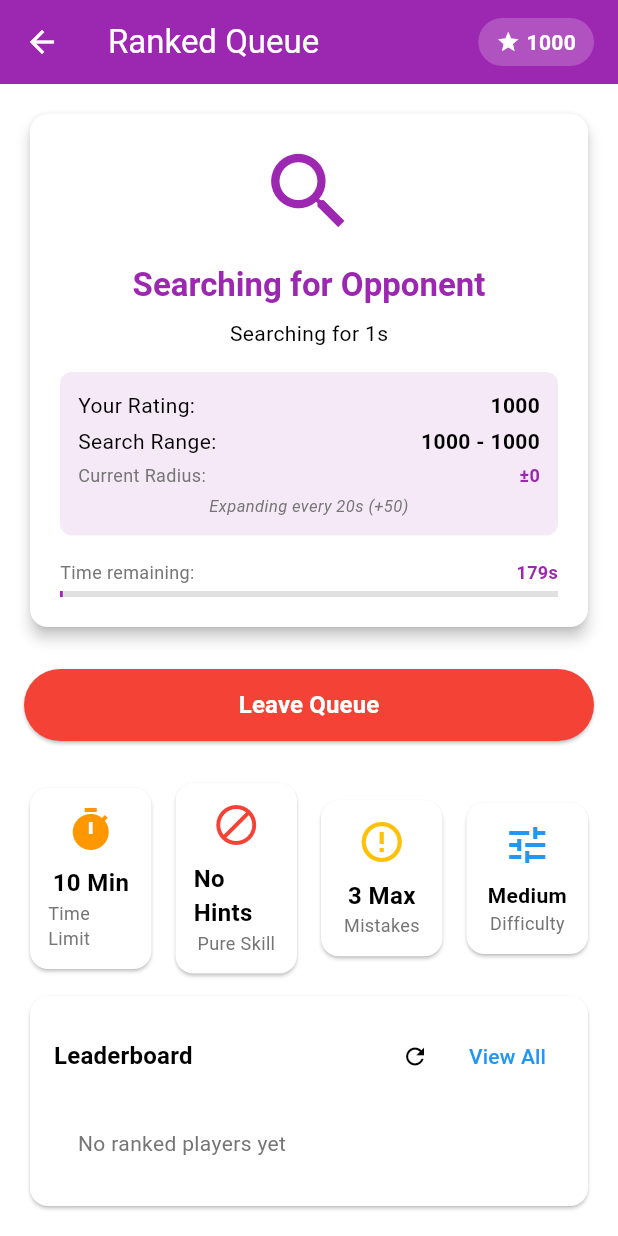
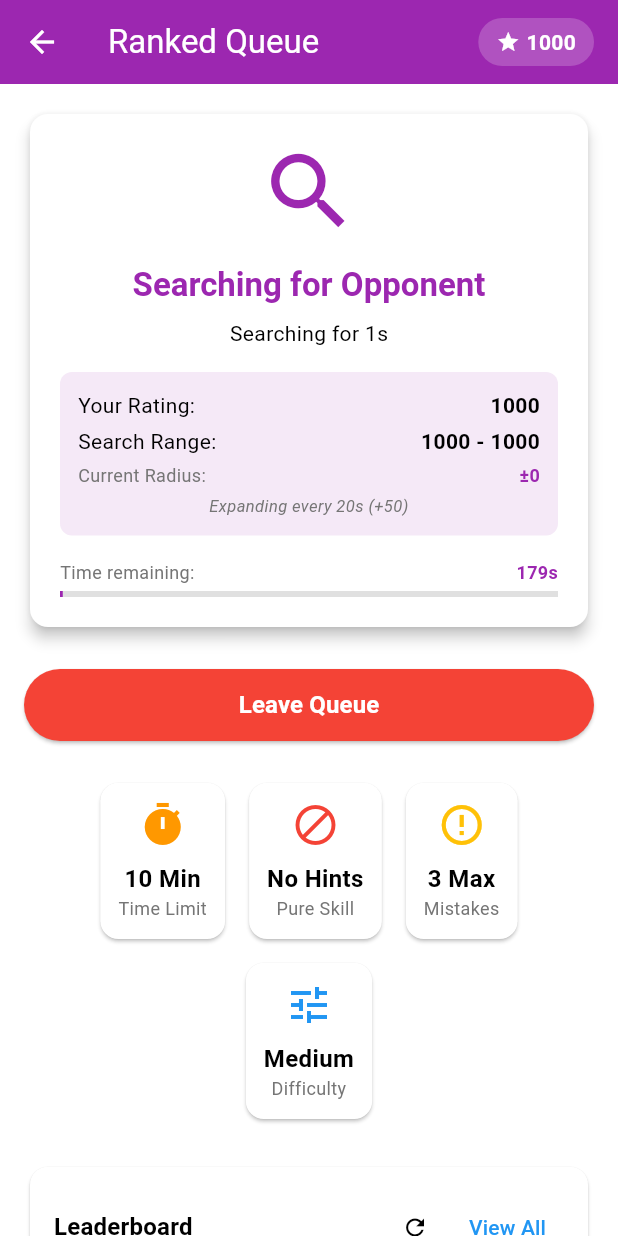
Before and after one commit to 912-Dumitrescu-David/sudoku_battle, a Flutter app: the screen it shows once a user with an empty profile is signed in, after a tap on "Ranked Queue", on a phone screen of 412 x 824 dp. Run offline on Flutter 3.47's test engine with Material 3 defaults, Android fonts, the phone set to English and light mode, and no system bars; our stand-ins replace cloud_firestore, firebase_auth, firebase_core, firebase_storage, image_picker; missing offline and left inert: profanity_filter; accounts and stored records are empty; generated files the repository leaves out were written again.

Commit message:
ranked queue screen scrollable, so no overflow on smaller screens

```diff
--- a/lib/screens/ranked_queue_screen.dart
+++ b/lib/screens/ranked_queue_screen.dart
@@ -54,12 +54,12 @@ class _RankedQueueScreenState extends State<RankedQueueScreen>
     });
 
     _pulseController = AnimationController(
-      duration: Duration(seconds: 2),
+      duration: const Duration(seconds: 2),
       vsync: this,
     );
 
     _progressController = AnimationController(
-      duration: Duration(seconds: MAX_QUEUE_TIME_SECONDS), // 🔥 Use max time for progress
+      duration: const Duration(seconds: MAX_QUEUE_TIME_SECONDS), // 🔥 Use max time for progress
       vsync: this,
     );
 
@@ -154,7 +154,7 @@ class _RankedQueueScreenState extends State<RankedQueueScreen>
   void _startSearchTimers() {
     // Timer for updating search duration
     _matchmakingTimer?.cancel();
-    _matchmakingTimer = Timer.periodic(Duration(seconds: 1), (timer) {
+    _matchmakingTimer = Timer.periodic(const Duration(seconds: 1), (timer) {
       setState(() {
         _secondsInQueue++;
       });
@@ -162,7 +162,7 @@ class _RankedQueueScreenState extends State<RankedQueueScreen>
 
     // 🔥 NEW: Max time timer - auto-leave queue after 3 minutes
     _maxTimeTimer?.cancel();
-    _maxTimeTimer = Timer(Duration(seconds: MAX_QUEUE_TIME_SECONDS), () {
+    _maxTimeTimer = Timer(const Duration(seconds: MAX_QUEUE_TIME_SECONDS), () {
       if (_isInQueue) {
         print('⏰ Max queue time reached (${MAX_QUEUE_TIME_SECONDS}s) - leaving queue');
         _handleQueueTimeout();
@@ -171,7 +171,7 @@ class _RankedQueueScreenState extends State<RankedQueueScreen>
 
     // 🔥 FIXED: Timer for search radius expansion every 20 seconds (not every search attempt)
     _searchRadiusTimer?.cancel();
-    _searchRadiusTimer = Timer.periodic(Duration(seconds: RADIUS_EXPANSION_INTERVAL), (timer) {
+    _searchRadiusTimer = Timer.periodic(const Duration(seconds: RADIUS_EXPANSION_INTERVAL), (timer) {
       print('⏰ 20 seconds passed, triggering radius expansion timer...');
       // The expansion will happen in the next findRankedMatch call
       // We don't need to do anything here - just let the next search attempt handle it
@@ -206,14 +206,14 @@ class _RankedQueueScreenState extends State<RankedQueueScreen>
       showDialog(
         context: context,
         builder: (context) => AlertDialog(
-          title: Row(
+          title: const Row(
             children: [
               Icon(Icons.access_time, color: Colors.orange),
               SizedBox(width: 8),
               Text('Queue Timeout'),
             ],
           ),
-          content: Column(
+          content: const Column(
             mainAxisSize: MainAxisSize.min,
             crossAxisAlignment: CrossAxisAlignment.start,
             children: [
@@ -228,14 +228,14 @@ class _RankedQueueScreenState extends State<RankedQueueScreen>
           actions: [
             TextButton(
               onPressed: () => Navigator.pop(context),
-              child: Text('OK'),
+              child: const Text('OK'),
             ),
             ElevatedButton(
               onPressed: () {
                 Navigator.pop(context);
                 _rejoinQueue();
               },
-              child: Text('Try Again'),
+              child: const Text('Try Again'),
             ),
           ],
         ),
@@ -254,7 +254,7 @@ class _RankedQueueScreenState extends State<RankedQueueScreen>
     showDialog(
       context: context,
       barrierDismissible: false,
-      builder: (context) => AlertDialog(
+      builder: (context) => const AlertDialog(
         title: Row(
           children: [
             Icon(Icons.check_circle, color: Colors.green),
@@ -266,7 +266,7 @@ class _RankedQueueScreenState extends State<RankedQueueScreen>
       ),
     );
 
-    Timer(Duration(seconds: 2), () {
+    Timer(const Duration(seconds: 2), () {
       Navigator.of(context).pop();
       Navigator.pushReplacement(
         context,
@@ -314,7 +314,7 @@ class _RankedQueueScreenState extends State<RankedQueueScreen>
 
     print('🔍 Starting matchmaking for user: ${user.uid}');
 
-    Timer.periodic(Duration(seconds: 3), (timer) async {
+    Timer.periodic(const Duration(seconds: 3), (timer) async {
       if (!_isInQueue || _queueStatus?.isMatched == true) {
         print('⏹️ Stopping matchmaking - not in queue or already matched');
         timer.cancel();
@@ -355,18 +355,18 @@ class _RankedQueueScreenState extends State<RankedQueueScreen>
   Widget build(BuildContext context) {
     return Scaffold(
       appBar: AppBar(
-        title: Text('Ranked Queue'),
+        title: const Text('Ranked Queue'),
         backgroundColor: Colors.purple,
         foregroundColor: Colors.white,
         actions: [
           if (_currentRating != null)
             Padding(
-              padding: EdgeInsets.only(right: 16),
+              padding: const EdgeInsets.only(right: 16),
               child: Center(
                 child: GestureDetector(
                   onTap: _loadCurrentRating,
                   child: Container(
-                    padding: EdgeInsets.symmetric(horizontal: 12, vertical: 6),
+                    padding: const EdgeInsets.symmetric(horizontal: 12, vertical: 6),
                     decoration: BoxDecoration(
                       color: Colors.white.withOpacity(0.2),
                       borderRadius: BorderRadius.circular(16),
@@ -374,11 +374,11 @@ class _RankedQueueScreenState extends State<RankedQueueScreen>
                     child: Row(
                       mainAxisSize: MainAxisSize.min,
                       children: [
-                        Icon(Icons.star, color: Colors.white, size: 16),
-                        SizedBox(width: 4),
+                        const Icon(Icons.star, color: Colors.white, size: 16),
+                        const SizedBox(width: 4),
                         Text(
                           '$_currentRating',
-                          style: TextStyle(
+                          style: const TextStyle(
                             color: Colors.white,
                             fontWeight: FontWeight.bold,
                           ),
@@ -391,18 +391,21 @@ class _RankedQueueScreenState extends State<RankedQueueScreen>
             ),
         ],
       ),
-      body: Padding(
-        padding: EdgeInsets.all(16),
+      // ✅ MODIFIED: Wrapped body in a SingleChildScrollView to prevent vertical overflow
+      body: SingleChildScrollView(
+        child: Padding(
+          padding: const EdgeInsets.all(16.0),
           child: Column(
             children: [
               _buildQueueStatusCard(),
-            SizedBox(height: 24),
+              const SizedBox(height: 24),
               _buildActionButton(),
-            SizedBox(height: 24),
+              const SizedBox(height: 24),
               _buildInfoCards(),
-            Spacer(),
+              const SizedBox(height: 24), // ✅ MODIFIED: Replaced Spacer with SizedBox
               _buildLeaderboardPreview(),
             ],
+          ),
         ),
       ),
     );
@@ -412,7 +415,7 @@ class _RankedQueueScreenState extends State<RankedQueueScreen>
     return Card(
       elevation: 4,
       child: Padding(
-        padding: EdgeInsets.all(20),
+        padding: const EdgeInsets.all(20),
         child: Column(
           children: [
             if (_isInQueue) ...[
@@ -421,15 +424,16 @@ class _RankedQueueScreenState extends State<RankedQueueScreen>
                 builder: (context, child) {
                   return Transform.scale(
                     scale: 1.0 + (_pulseController.value * 0.1),
-                    child: Icon(
+                    child: child,
+                  );
+                },
+                child: const Icon(
                   Icons.search,
                   size: 64,
                   color: Colors.purple,
                 ),
-                  );
-                },
               ),
-              SizedBox(height: 16),
+              const SizedBox(height: 16),
               Text(
                 'Searching for Opponent',
                 style: Theme.of(context).textTheme.titleLarge?.copyWith(
@@ -437,41 +441,41 @@ class _RankedQueueScreenState extends State<RankedQueueScreen>
                   fontWeight: FontWeight.bold,
                 ),
               ),
-              SizedBox(height: 8),
+              const SizedBox(height: 8),
               // 🔥 NEW: Show time remaining instead of just elapsed
               Text(_formatSearchTime(_secondsInQueue)),
               // 🔥 NEW: Show warning when approaching timeout
               if (_secondsInQueue > MAX_QUEUE_TIME_SECONDS - 30) ...[
-                SizedBox(height: 4),
+                const SizedBox(height: 4),
                 Text(
                   'Timeout in ${MAX_QUEUE_TIME_SECONDS - _secondsInQueue}s',
-                  style: TextStyle(
+                  style: const TextStyle(
                     color: Colors.orange,
                     fontWeight: FontWeight.bold,
                   ),
                 ),
               ],
-              SizedBox(height: 16),
+              const SizedBox(height: 16),
               if (_queueStatus != null) ...[
                 _buildSearchInfo(),
-                SizedBox(height: 16),
+                const SizedBox(height: 16),
                 // 🔥 NEW: Progress bar showing time until timeout
                 _buildTimeoutProgressBar(),
               ],
             ] else ...[
-              Icon(
+              const Icon(
                 Icons.emoji_events,
                 size: 64,
                 color: Colors.purple,
               ),
-              SizedBox(height: 16),
+              const SizedBox(height: 16),
               Text(
                 'Ready for Ranked?',
                 style: Theme.of(context).textTheme.titleLarge?.copyWith(
                   fontWeight: FontWeight.bold,
                 ),
               ),
-              SizedBox(height: 8),
+              const SizedBox(height: 8),
               Text(
                 'Compete against players of similar skill level',
                 textAlign: TextAlign.center,
@@ -480,9 +484,9 @@ class _RankedQueueScreenState extends State<RankedQueueScreen>
                 ),
               ),
               if (_currentRating != null) ...[
-                SizedBox(height: 12),
+                const SizedBox(height: 12),
                 Container(
-                  padding: EdgeInsets.symmetric(horizontal: 16, vertical: 8),
+                  padding: const EdgeInsets.symmetric(horizontal: 16, vertical: 8),
                   decoration: BoxDecoration(
                     color: Colors.purple.withOpacity(0.1),
                     borderRadius: BorderRadius.circular(20),
@@ -491,11 +495,11 @@ class _RankedQueueScreenState extends State<RankedQueueScreen>
                   child: Row(
                     mainAxisSize: MainAxisSize.min,
                     children: [
-                      Icon(Icons.star, color: Colors.purple, size: 20),
-                      SizedBox(width: 4),
+                      const Icon(Icons.star, color: Colors.purple, size: 20),
+                      const SizedBox(width: 4),
                       Text(
                         'Your Rating: $_currentRating',
-                        style: TextStyle(
+                        style: const TextStyle(
                           fontWeight: FontWeight.bold,
                           color: Colors.purple,
                         ),
@@ -534,7 +538,7 @@ class _RankedQueueScreenState extends State<RankedQueueScreen>
             ),
           ],
         ),
-        SizedBox(height: 4),
+        const SizedBox(height: 4),
         LinearProgressIndicator(
           value: _secondsInQueue / MAX_QUEUE_TIME_SECONDS,
           backgroundColor: Colors.grey[300],
@@ -570,7 +574,7 @@ class _RankedQueueScreenState extends State<RankedQueueScreen>
     print('   Calculated radius: $actualSearchRadius');
 
     return Container(
-      padding: EdgeInsets.all(12),
+      padding: const EdgeInsets.all(12),
       decoration: BoxDecoration(
         color: Colors.purple.withOpacity(0.1),
         borderRadius: BorderRadius.circular(8),
@@ -580,25 +584,25 @@ class _RankedQueueScreenState extends State<RankedQueueScreen>
           Row(
             mainAxisAlignment: MainAxisAlignment.spaceBetween,
             children: [
-              Text('Your Rating:'),
+              const Text('Your Rating:'),
               Text(
                 '$rating',
-                style: TextStyle(fontWeight: FontWeight.bold),
+                style: const TextStyle(fontWeight: FontWeight.bold),
               ),
             ],
           ),
-          SizedBox(height: 4),
+          const SizedBox(height: 4),
           Row(
             mainAxisAlignment: MainAxisAlignment.spaceBetween,
             children: [
-              Text('Search Range:'),
+              const Text('Search Range:'),
               Text(
                 '${rating - actualSearchRadius} - ${rating + actualSearchRadius}',
-                style: TextStyle(fontWeight: FontWeight.bold),
+                style: const TextStyle(fontWeight: FontWeight.bold),
               ),
             ],
           ),
-          SizedBox(height: 4),
+          const SizedBox(height: 4),
           // 🔥 Show current radius and expansion info
           Row(
             mainAxisAlignment: MainAxisAlignment.spaceBetween,
@@ -619,8 +623,8 @@ class _RankedQueueScreenState extends State<RankedQueueScreen>
           ),
           // 🔥 Show radius expansion status
           if (actualSearchRadius >= MAX_SEARCH_RADIUS) ...[
-            SizedBox(height: 4),
-            Row(
+            const SizedBox(height: 4),
+            const Row(
               mainAxisAlignment: MainAxisAlignment.center,
               children: [
                 Icon(Icons.info, size: 16, color: Colors.orange),
@@ -636,7 +640,7 @@ class _RankedQueueScreenState extends State<RankedQueueScreen>
               ],
             ),
           ] else ...[
-            SizedBox(height: 4),
+            const SizedBox(height: 4),
             Text(
               'Expanding every ${RADIUS_EXPANSION_INTERVAL}s (+$RADIUS_EXPANSION_AMOUNT)',
               style: TextStyle(
@@ -664,32 +668,38 @@ class _RankedQueueScreenState extends State<RankedQueueScreen>
         ),
         child: Text(
           _isInQueue ? 'Leave Queue' : 'Join Ranked Queue',
-          style: TextStyle(fontSize: 16, fontWeight: FontWeight.bold),
+          style: const TextStyle(fontSize: 16, fontWeight: FontWeight.bold),
         ),
       ),
     );
   }
 
-  Widget _buildInfoCards() {
-    return Row(
+  // ✅ NEW: Helper widget to build the individual info cards, reducing code duplication.
+  Widget _buildSingleInfoCard({
+    required IconData icon,
+    required Color color,
+    required String title,
+    required String subtitle,
+  }) {
+    return Card(
+      child: Padding(
+        padding: const EdgeInsets.all(12.0),
+        child: Column(
+          mainAxisSize: MainAxisSize.min,
           children: [
-        Expanded(
-          child: Card(
-            child: Padding(
-              padding: EdgeInsets.all(12),
-              child: Column(
-                children: [
-                  Icon(Icons.timer, color: Colors.orange, size: 32),
-                  SizedBox(height: 8),
+            Icon(icon, color: color, size: 32),
+            const SizedBox(height: 8),
             Text(
-                    '10 Min',
-                    style: TextStyle(
+              title,
+              textAlign: TextAlign.center,
+              style: const TextStyle(
                 fontWeight: FontWeight.bold,
                 fontSize: 16,
               ),
             ),
             Text(
-                    'Time Limit',
+              subtitle,
+              textAlign: TextAlign.center,
               style: TextStyle(
                 color: Colors.grey[600],
                 fontSize: 12,
@@ -698,91 +708,40 @@ class _RankedQueueScreenState extends State<RankedQueueScreen>
           ],
         ),
       ),
+    );
+  }
+
+  // ✅ MODIFIED: Replaced Row with Wrap for better responsiveness.
+  Widget _buildInfoCards() {
+    // This will now wrap cards to the next line on smaller screens.
+    return Wrap(
+      spacing: 8.0, // Horizontal space between cards
+      runSpacing: 8.0, // Vertical space between cards when they wrap
+      alignment: WrapAlignment.center,
+      children: <Widget>[
+        _buildSingleInfoCard(
+          icon: Icons.timer,
+          color: Colors.orange,
+          title: '10 Min',
+          subtitle: 'Time Limit',
         ),
+        _buildSingleInfoCard(
+          icon: Icons.block,
+          color: Colors.red,
+          title: 'No Hints',
+          subtitle: 'Pure Skill',
         ),
-        SizedBox(width: 8),
-        Expanded(
-          child: Card(
-            child: Padding(
-              padding: EdgeInsets.all(12),
-              child: Column(
-                children: [
-                  Icon(Icons.block, color: Colors.red, size: 32),
-                  SizedBox(height: 8),
-                  Text(
-                    'No Hints',
-                    style: TextStyle(
-                      fontWeight: FontWeight.bold,
-                      fontSize: 16,
+        _buildSingleInfoCard(
+          icon: Icons.error_outline,
+          color: Colors.amber,
+          title: '3 Max',
+          subtitle: 'Mistakes',
         ),
-                  ),
-                  Text(
-                    'Pure Skill',
-                    style: TextStyle(
-                      color: Colors.grey[600],
-                      fontSize: 12,
-                    ),
-                  ),
-                ],
-              ),
-            ),
-          ),
-        ),
-        SizedBox(width: 8),
-        Expanded(
-          child: Card(
-            child: Padding(
-              padding: EdgeInsets.all(12),
-              child: Column(
-                children: [
-                  Icon(Icons.error_outline, color: Colors.amber, size: 32),
-                  SizedBox(height: 8),
-                  Text(
-                    '3 Max',
-                    style: TextStyle(
-                      fontWeight: FontWeight.bold,
-                      fontSize: 16,
-                    ),
-                  ),
-                  Text(
-                    'Mistakes',
-                    style: TextStyle(
-                      color: Colors.grey[600],
-                      fontSize: 12,
-                    ),
-                  ),
-                ],
-              ),
-            ),
-          ),
-        ),
-        SizedBox(width: 8),
-        Expanded(
-          child: Card(
-            child: Padding(
-              padding: EdgeInsets.all(12),
-              child: Column(
-                children: [
-                  Icon(Icons.tune, color: Colors.blue, size: 32),
-                  SizedBox(height: 8),
-                  Text(
-                    'Medium',
-                    style: TextStyle(
-                      fontWeight: FontWeight.bold,
-                      fontSize: 14,
-                    ),
-                  ),
-                  Text(
-                    'Difficulty',
-                    style: TextStyle(
-                      color: Colors.grey[600],
-                      fontSize: 12,
-                    ),
-                  ),
-                ],
-              ),
-            ),
-          ),
+        _buildSingleInfoCard(
+          icon: Icons.tune,
+          color: Colors.blue,
+          title: 'Medium',
+          subtitle: 'Difficulty',
         ),
       ],
     );
@@ -791,7 +750,7 @@ class _RankedQueueScreenState extends State<RankedQueueScreen>
   Widget _buildLeaderboardPreview() {
     return Card(
       child: Padding(
-        padding: EdgeInsets.all(16),
+        padding: const EdgeInsets.all(16),
         child: Column(
           crossAxisAlignment: CrossAxisAlignment.start,
           children: [
@@ -808,7 +767,7 @@ class _RankedQueueScreenState extends State<RankedQueueScreen>
                   children: [
                     // 🔥 NEW: Refresh button for manual refresh
                     IconButton(
-                      icon: Icon(Icons.refresh, size: 18),
+                      icon: const Icon(Icons.refresh, size: 18),
                       onPressed: () {
                         setState(() {
                           _leaderboardLoaded = false;
@@ -823,17 +782,17 @@ class _RankedQueueScreenState extends State<RankedQueueScreen>
                         Navigator.push(
                           context,
                           MaterialPageRoute(
-                            builder: (context) => LeaderboardScreen(),
+                            builder: (context) => const LeaderboardScreen(),
                           ),
                         );
                       },
-                      child: Text('View All'),
+                      child: const Text('View All'),
                     ),
                   ],
                 ),
               ],
             ),
-            SizedBox(height: 8),
+            const SizedBox(height: 8),
             // 🔥 FIXED: Use cached data instead of FutureBuilder
             _buildLeaderboardContent(),
           ],
@@ -846,7 +805,7 @@ class _RankedQueueScreenState extends State<RankedQueueScreen>
   Widget _buildLeaderboardContent() {
     if (!_leaderboardLoaded) {
       // Still loading
-      return Center(
+      return const Center(
         child: Padding(
           padding: EdgeInsets.all(16),
           child: CircularProgressIndicator(),
@@ -857,7 +816,7 @@ class _RankedQueueScreenState extends State<RankedQueueScreen>
     if (_cachedLeaderboard == null || _cachedLeaderboard!.isEmpty) {
       // No data or empty
       return Padding(
-        padding: EdgeInsets.all(16),
+        padding: const EdgeInsets.all(16),
         child: Text(
           'No ranked players yet',
           style: TextStyle(color: Colors.grey[600]),
@@ -875,39 +834,39 @@ class _RankedQueueScreenState extends State<RankedQueueScreen>
 
   Widget _buildLeaderboardItem(PlayerRank player) {
     return Padding(
-      padding: EdgeInsets.symmetric(vertical: 4),
+      padding: const EdgeInsets.symmetric(vertical: 4),
       child: Row(
         children: [
           Container(
             width: 30,
             child: Text(
               player.rankDisplay,
-              style: TextStyle(
+              style: const TextStyle(
                 fontWeight: FontWeight.bold,
                 fontSize: 16,
               ),
             ),
           ),
-          SizedBox(width: 8),
+          const SizedBox(width: 8),
           CircleAvatar(
             radius: 16,
             backgroundImage: player.avatarUrl != null
                 ? NetworkImage(player.avatarUrl!)
                 : null,
             child: player.avatarUrl == null
-                ? Icon(Icons.person, size: 16)
+                ? const Icon(Icons.person, size: 16)
                 : null,
           ),
-          SizedBox(width: 8),
+          const SizedBox(width: 8),
           Expanded(
             child: Text(
               player.playerName,
-              style: TextStyle(fontWeight: FontWeight.w500),
+              style: const TextStyle(fontWeight: FontWeight.w500),
             ),
           ),
           Text(
             '${player.rating}',
-            style: TextStyle(
+            style: const TextStyle(
               fontWeight: FontWeight.bold,
               color: Colors.purple,
             ),
```
Lines whose indentation alone changed are shown as unchanged.
